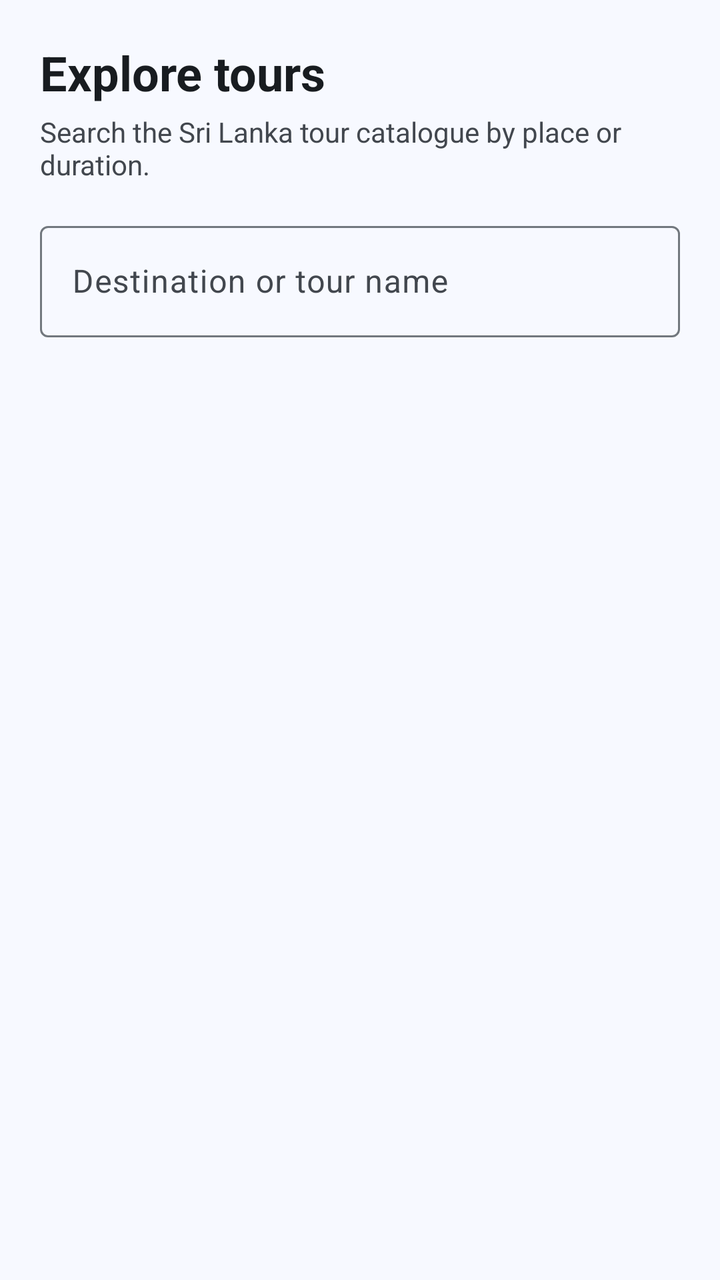
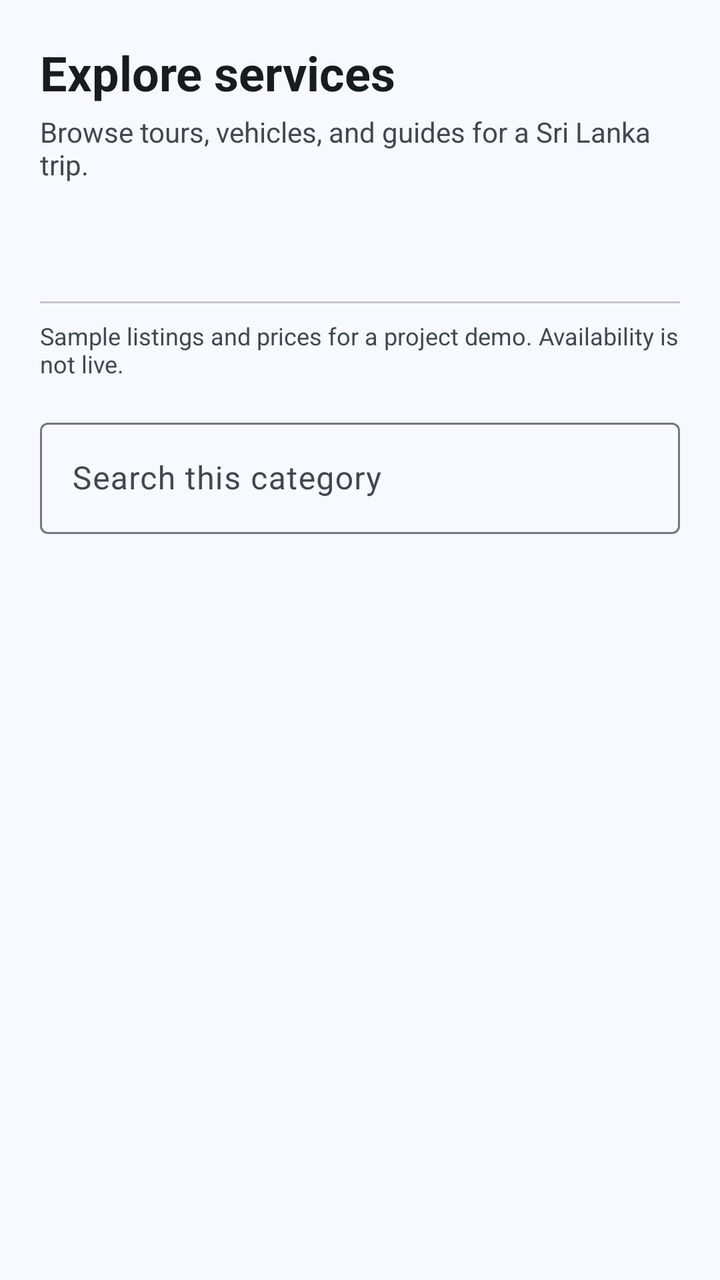

An Android layout rendered at two revisions. The XML below is the earlier revision; the diff shows what the commit changed to produce the second picture.
<!-- AndroidManifest.xml: application theme Theme.Smart_tourism -->
<!-- res/layout/fragment_explore.xml -->
<?xml version="1.0" encoding="utf-8"?>
<LinearLayout xmlns:android="http://schemas.android.com/apk/res/android"
    android:layout_width="match_parent"
    android:layout_height="match_parent"
    android:background="@color/md_theme_background"
    android:orientation="vertical"
    android:padding="20dp">

    <TextView
        android:layout_width="match_parent"
        android:layout_height="wrap_content"
        android:text="@string/explore_title"
        android:textColor="@color/md_theme_onBackground"
        android:textSize="24sp"
        android:textStyle="bold" />

    <TextView
        android:layout_width="match_parent"
        android:layout_height="wrap_content"
        android:layout_marginTop="4dp"
        android:text="@string/explore_subtitle"
        android:textColor="@color/md_theme_onSurfaceVariant"
        android:textSize="14sp" />

    <com.google.android.material.textfield.TextInputLayout
        style="@style/Widget.Material3.TextInputLayout.OutlinedBox"
        android:layout_width="match_parent"
        android:layout_height="wrap_content"
        android:layout_marginTop="16dp"
        android:hint="@string/explore_search_hint">

        <com.google.android.material.textfield.TextInputEditText
            android:id="@+id/editExploreSearch"
            android:layout_width="match_parent"
            android:layout_height="wrap_content"
            android:inputType="text"
            android:maxLines="1" />
    </com.google.android.material.textfield.TextInputLayout>

    <androidx.recyclerview.widget.RecyclerView
        android:id="@+id/recyclerExplorePackages"
        android:layout_width="match_parent"
        android:layout_height="0dp"
        android:layout_marginTop="12dp"
        android:layout_weight="1" />

    <TextView
        android:id="@+id/exploreEmptyState"
        android:layout_width="match_parent"
        android:layout_height="wrap_content"
        android:gravity="center"
        android:padding="24dp"
        android:text="@string/explore_empty"
        android:textColor="@color/md_theme_onSurfaceVariant"
        android:visibility="gone" />
</LinearLayout>
<!-- resources referenced by this layout -->
<resources>
  <color name="md_theme_background">#F7F9FF</color>
  <color name="md_theme_onBackground">#181C20</color>
  <color name="md_theme_onSurfaceVariant">#42474E</color>
  <string name="explore_empty">No tours match your search.</string>
  <string name="explore_search_hint">Destination or tour name</string>
  <string name="explore_subtitle">Search the Sri Lanka tour catalogue by place or duration.</string>
  <string name="explore_title">Explore tours</string>
  <style name="Theme.Smart_tourism" parent="Theme.Material3.Light.NoActionBar">
          <item name="colorPrimary">@color/md_theme_primary</item>
          <item name="colorOnPrimary">@color/md_theme_onPrimary</item>
          <item name="colorPrimaryContainer">@color/md_theme_primaryContainer</item>
          <item name="colorOnPrimaryContainer">@color/md_theme_onPrimaryContainer</item>
  
          <item name="colorSecondary">@color/md_theme_secondary</item>
          <item name="colorOnSecondary">@color/md_theme_onSecondary</item>
          <item name="colorSecondaryContainer">@color/md_theme_secondaryContainer</item>
          <item name="colorOnSecondaryContainer">@color/md_theme_onSecondaryContainer</item>
  
          <item name="colorTertiary">@color/md_theme_tertiary</item>
          <item name="colorOnTertiary">@color/md_theme_onTertiary</item>
          <item name="colorTertiaryContainer">@color/md_theme_tertiaryContainer</item>
          <item name="colorOnTertiaryContainer">@color/md_theme_onTertiaryContainer</item>
  
          <item name="colorError">@color/md_theme_error</item>
          <item name="colorOnError">@color/md_theme_onError</item>
  
          <item name="android:colorBackground">@color/md_theme_background</item>
          <item name="colorOnBackground">@color/md_theme_onBackground</item>
  
          <item name="colorSurface">@color/md_theme_surface</item>
          <item name="colorOnSurface">@color/md_theme_onSurface</item>
          <item name="colorSurfaceVariant">@color/md_theme_surfaceVariant</item>
          <item name="colorOnSurfaceVariant">@color/md_theme_onSurfaceVariant</item>
  
          <item name="colorOutline">@color/md_theme_outline</item>
  
          <item name="android:windowBackground">@color/md_theme_background</item>
  
          
          <item name="android:statusBarColor">@color/md_theme_primaryContainer</item>
          <item name="android:navigationBarColor">@color/md_theme_surface</item>
          <item name="android:windowLightStatusBar">true</item>
  
      </style>
  <color name="md_theme_primary">#2D628B</color>
  <color name="md_theme_onPrimary">#FFFFFF</color>
  <color name="md_theme_primaryContainer">#CDE5FF</color>
  <color name="md_theme_onPrimaryContainer">#094A72</color>
  <color name="md_theme_secondary">#51606F</color>
  <color name="md_theme_onSecondary">#FFFFFF</color>
  <color name="md_theme_secondaryContainer">#D4E4F6</color>
  <color name="md_theme_onSecondaryContainer">#394857</color>
  <color name="md_theme_tertiary">#67587A</color>
  <color name="md_theme_onTertiary">#FFFFFF</color>
  <color name="md_theme_tertiaryContainer">#EDDCFF</color>
  <color name="md_theme_onTertiaryContainer">#4F4061</color>
  <color name="md_theme_error">#BA1A1A</color>
  <color name="md_theme_onError">#FFFFFF</color>
  <color name="md_theme_surface">#F7F9FF</color>
  <color name="md_theme_onSurface">#181C20</color>
  <color name="md_theme_surfaceVariant">#DEE3EB</color>
  <color name="md_theme_outline">#72787E</color>
</resources>

<!-- the commit's change to res/layout/fragment_explore.xml (unified diff, before → after) -->
@@ -21,6 +21,20 @@
         android:text="@string/explore_subtitle"
         android:textColor="@color/md_theme_onSurfaceVariant"
         android:textSize="14sp" />
+
+    <com.google.android.material.tabs.TabLayout
+        android:id="@+id/exploreTabs"
+        android:layout_width="match_parent"
+        android:layout_height="wrap_content"
+        android:layout_marginTop="12dp" />
+
+    <TextView
+        android:layout_width="match_parent"
+        android:layout_height="wrap_content"
+        android:layout_marginTop="8dp"
+        android:text="@string/explore_demo_notice"
+        android:textColor="@color/md_theme_onSurfaceVariant"
+        android:textSize="12sp" />
 
     <com.google.android.material.textfield.TextInputLayout
         style="@style/Widget.Material3.TextInputLayout.OutlinedBox"
<!-- resource entries referenced after the edit -->
@@ -3,10 +3,11 @@
   <color name="md_theme_background">#F7F9FF</color>
   <color name="md_theme_onBackground">#181C20</color>
   <color name="md_theme_onSurfaceVariant">#42474E</color>
-  <string name="explore_empty">No tours match your search.</string>
-  <string name="explore_search_hint">Destination or tour name</string>
-  <string name="explore_subtitle">Search the Sri Lanka tour catalogue by place or duration.</string>
-  <string name="explore_title">Explore tours</string>
+  <string name="explore_demo_notice">Sample listings and prices for a project demo. Availability is not live.</string>
+  <string name="explore_empty">No services match your search in this category.</string>
+  <string name="explore_search_hint">Search this category</string>
+  <string name="explore_subtitle">Browse tours, vehicles, and guides for a Sri Lanka trip.</string>
+  <string name="explore_title">Explore services</string>
   <style name="Theme.Smart_tourism" parent="Theme.Material3.Light.NoActionBar">
           <item name="colorPrimary">@color/md_theme_primary</item>
           <item name="colorOnPrimary">@color/md_theme_onPrimary</item>
